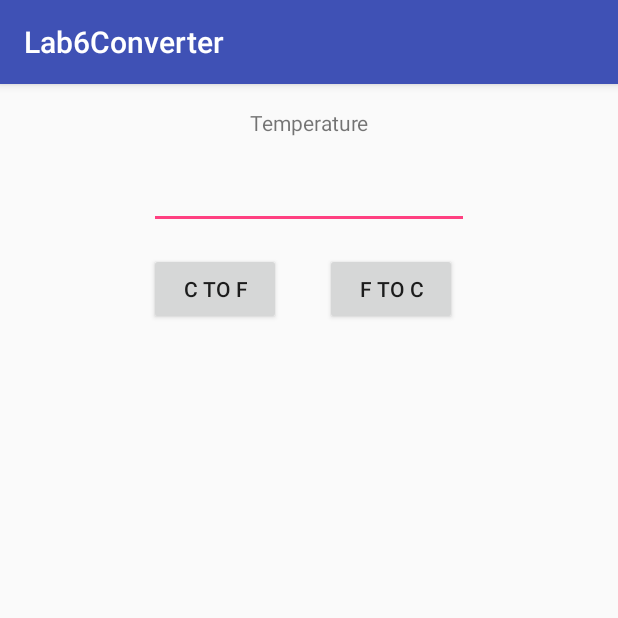
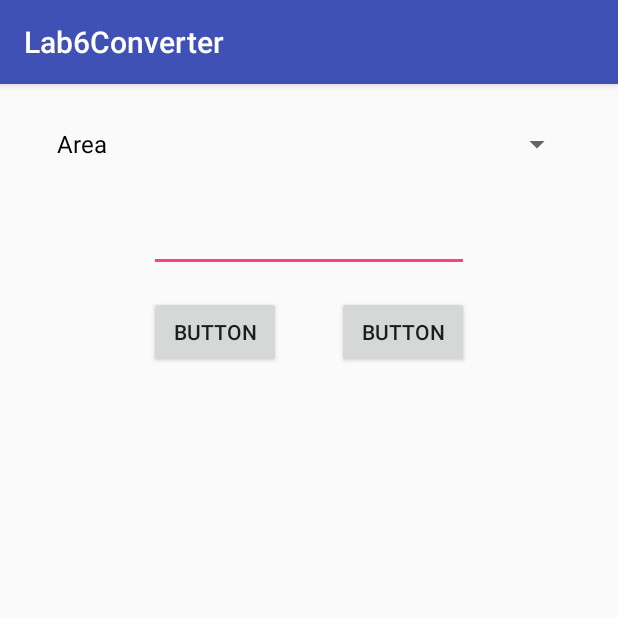
Before and after one commit to AndrewRozendal/Mobile-Apps, an Android app: the screen it shows after launch (MainActivity), on a phone screen of 412 x 824 dp, the top half of it. Run offline under Robolectric (Android 15) with nearby library versions, the phone set to English and light mode, and no system bars.

Commit message:
layout complete.  spinner correctly displays names from conversion objects.

```diff
--- a/Lab6Converter/app/build.gradle
+++ b/Lab6Converter/app/build.gradle
@@ -16,10 +16,14 @@ android {
             proguardFiles getDefaultProguardFile('proguard-android.txt'), 'proguard-rules.pro'
         }
     }
+    compileOptions {
+        sourceCompatibility JavaVersion.VERSION_1_8
+        targetCompatibility JavaVersion.VERSION_1_8
+    }
 }
 
 dependencies {
-    implementation fileTree(dir: 'libs', include: ['*.jar'])
+    implementation fileTree(include: ['*.jar'], dir: 'libs')
     implementation 'com.android.support:appcompat-v7:26.1.0'
     implementation 'com.android.support.constraint:constraint-layout:1.0.2'
     testImplementation 'junit:junit:4.12'
--- a/Lab6Converter/app/src/main/java/ca/camosun/lab6converter/MainActivity.java
+++ b/Lab6Converter/app/src/main/java/ca/camosun/lab6converter/MainActivity.java
@@ -1,28 +1,110 @@
 package ca.camosun.lab6converter;
 
+import android.app.Activity;
 import android.support.v7.app.AppCompatActivity;
 import android.os.Bundle;
 import android.view.View;
+import android.widget.AdapterView;
+import android.widget.ArrayAdapter;
 import android.widget.Button;
 import android.widget.EditText;
+import android.widget.Spinner;
 import android.widget.TextView;
 
+import java.lang.reflect.Array;
+import java.util.ArrayList;
+import java.util.List;
+
 public class MainActivity extends AppCompatActivity {
-    final String tempLabel = "Temperature";
-    final String c2fLabel = "C to F";
-    final String f2cLabel = "F to C";
+    private interface PerformsConversion {
+        Double convert(Double value);
+    }
+
+    private class ConversionButton{
+        String name;
+        PerformsConversion action;
+        public ConversionButton(String buttonName, PerformsConversion action){
+            this.name = buttonName;
+            this.action = action;
+        }
+    }
+
+    private class Conversion {
+        String name;
+        ConversionButton leftButton;
+        ConversionButton rightButton;
+
+        public Conversion(String name, ConversionButton leftButton, ConversionButton rightButton){
+            this.name = name;
+            this.leftButton = leftButton;
+            this.rightButton = rightButton;
+        }
+    }
+
+    public class ConversionSpinnerActivity extends Activity implements AdapterView.OnItemSelectedListener {
+
+        public void onItemSelected(AdapterView<?> parent, View view,
+                                   int pos, long id) {
+            // An item was selected. You can retrieve the selected item using
+            parent.getItemAtPosition(pos);
+        }
+
+        public void onNothingSelected(AdapterView<?> parent) {
+            // Another interface callback
+        }
+    }
 
     @Override
     protected void onCreate(Bundle savedInstanceState) {
         super.onCreate(savedInstanceState);
         setContentView(R.layout.activity_main);
 
+        // Initialize all the conversions
+
+        //ConversionSpinnerActivity spinner = new ConversionSpinnerActivity();
+
+        Conversion areaConversion = new Conversion("Area",
+                new ConversionButton("ha to ac", (Double value) -> { return value * 2.471; }),
+                new ConversionButton("ac to ha", (Double value) -> { return value * 0.405; }));
+
+        Conversion tempConversion = new Conversion("Temperature",
+                new ConversionButton("C to F", (Double value) -> { return value * 9.0 / 5.0 + 32.0; }),
+                new ConversionButton("F to C", (Double value) -> { return (value - 32.0) * 5.0 / 9.0; }));
+
+        Conversion lengthConversion = new Conversion("Length",
+                new ConversionButton("ft to m", (Double value) -> { return value * 0.305; }),
+                new ConversionButton("m to ft", (Double value) -> { return value * 3.281; }));
+
+        Conversion weightConversion = new Conversion("Weight",
+                new ConversionButton("lbs to kg", (Double value) -> { return value * 0.454; }),
+                new ConversionButton("kg to lbs", (Double value) -> { return value * 2.205; }));
+
+        List<Conversion> conversions = new ArrayList<Conversion>();
+        conversions.add(areaConversion);
+        conversions.add(tempConversion);
+        conversions.add(lengthConversion);
+        conversions.add(weightConversion);
+
+        Spinner conversionsSpinner = (Spinner) findViewById(R.id.conversionsSpinner);
+
+        List<String> conversionNames = new ArrayList<>();
+        conversionNames.add(areaConversion.name);
+        conversionNames.add(tempConversion.name);
+        conversionNames.add(lengthConversion.name);
+        conversionNames.add(weightConversion.name);
+
+        ArrayAdapter<String> adapter = new ArrayAdapter<String>(this, R.layout.support_simple_spinner_dropdown_item, conversionNames);
+        conversionsSpinner.setAdapter(adapter);
+        //conversionsSpinner.setOnItemSelectedListener(this);
+
+/*
         TextView converterLabel = (TextView) findViewById(R.id.converterLabel);
         converterLabel.setText(tempLabel);
         Button leftButton = (Button) findViewById(R.id.leftButton);
         leftButton.setText(c2fLabel);
         Button rightButton = (Button) findViewById(R.id.rightButton);
         rightButton.setText(f2cLabel);
+*/
     }
 
     public void leftButton(View view){
--- a/Lab6Converter/app/src/main/res/layout/activity_main.xml
+++ b/Lab6Converter/app/src/main/res/layout/activity_main.xml
@@ -6,16 +6,6 @@
     android:layout_width="match_parent"
     android:layout_height="match_parent"
     tools:context="ca.camosun.lab6converter.MainActivity">
-
-    <TextView
-        android:id="@+id/converterLabel"
-        android:layout_width="wrap_content"
-        android:layout_height="wrap_content"
-        android:layout_marginTop="16dp"
-        android:text="Temperature Conversion"
-        app:layout_constraintLeft_toLeftOf="parent"
-        app:layout_constraintRight_toRightOf="parent"
-        app:layout_constraintTop_toTopOf="parent" />
 
     <EditText
         android:id="@+id/userVariable"
@@ -26,7 +16,7 @@
         android:inputType="numberDecimal"
         app:layout_constraintEnd_toEndOf="parent"
         app:layout_constraintStart_toStartOf="parent"
-        app:layout_constraintTop_toBottomOf="@+id/converterLabel" />
+        app:layout_constraintTop_toBottomOf="@+id/conversionsSpinner" />
 
     <Button
         android:id="@+id/leftButton"
@@ -42,10 +32,18 @@
         android:id="@+id/rightButton"
         android:layout_width="wrap_content"
         android:layout_height="wrap_content"
-        android:layout_marginEnd="8dp"
         android:onClick="rightButton"
         android:text="Button"
         app:layout_constraintBottom_toBottomOf="@+id/leftButton"
         app:layout_constraintEnd_toEndOf="@+id/userVariable" />
 
+    <Spinner
+        android:id="@+id/conversionsSpinner"
+        android:layout_width="352dp"
+        android:layout_height="wrap_content"
+        android:layout_marginTop="16dp"
+        app:layout_constraintEnd_toEndOf="parent"
+        app:layout_constraintStart_toStartOf="parent"
+        app:layout_constraintTop_toTopOf="parent" />
+
 </android.support.constraint.ConstraintLayout>
```
